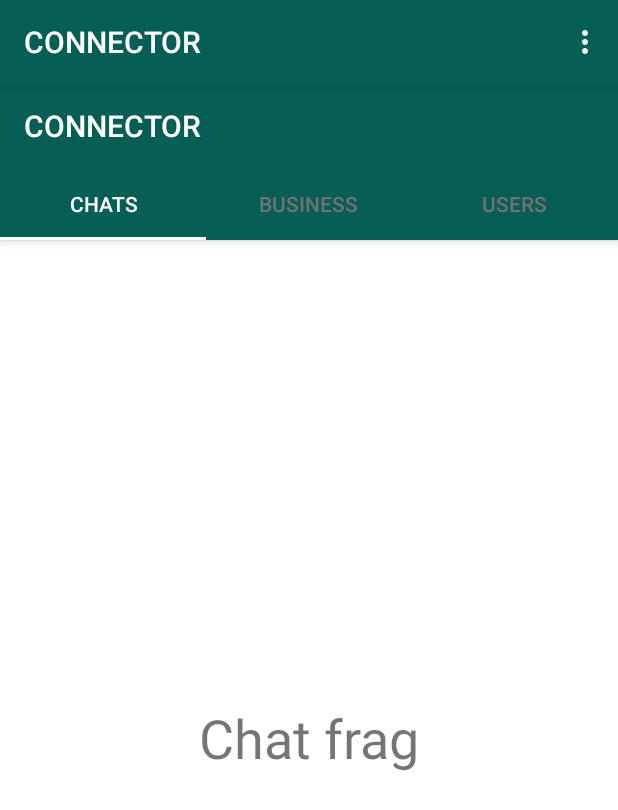
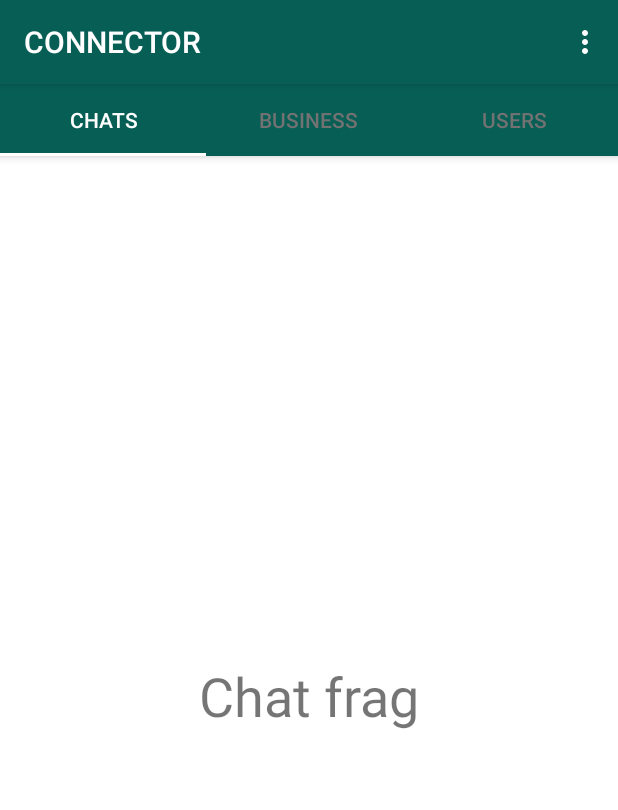
Before and after one commit to satyamsheel/Connector, an Android app: the screen it shows after launch once a user with an empty profile is signed in (mainDashboard), on a phone screen of 412 x 824 dp. Shown: the top 810 px of the screen. Run offline under Robolectric (Android 15) with nearby library versions, the phone set to English and light mode, and no system bars; our stand-ins replace Firebase (no records; nobody signed in at launch, a user with empty details on screens opened directly).

Commit message:
Settings menu layout created

```diff
--- a/app/build.gradle
+++ b/app/build.gradle
@@ -45,6 +45,8 @@ dependencies {
     implementation 'com.google.android.material:material:1.0.0-beta01'
     implementation "androidx.recyclerview:recyclerview:1.1.0"
     implementation "androidx.cardview:cardview:1.0.0"
+    implementation 'de.hdodenhof:circleimageview:3.1.0'
+
 
 
 }
--- a/app/src/main/res/layout/activity_main_dashboard.xml
+++ b/app/src/main/res/layout/activity_main_dashboard.xml
@@ -16,10 +16,7 @@
         android:layout_height="wrap_content"
         android:id="@+id/appBarLayout">
 
-        <include
-            android:id="@+id/main_dashboard_toolbar"
-            layout="@layout/app_bar">
-        </include>
+
 
     <com.google.android.material.tabs.TabLayout
         android:layout_width="match_parent"
--- a/app/src/main/res/menu/main_menu.xml
+++ b/app/src/main/res/menu/main_menu.xml
@@ -4,8 +4,8 @@
 
 
     <item
-        android:title="@string/menu_profile"
-        android:id="@+id/profile_option"
+        android:title="@string/Settings"
+        android:id="@+id/profile_settings"
         app:showAsAction="never"
         />
 
--- a/app/src/main/res/values/colors.xml
+++ b/app/src/main/res/values/colors.xml
@@ -10,8 +10,9 @@
     <color name="colorAccent">#D81B60</color>
 
 
-
     <color name="lightPurple">#BB86fc</color>
     <color name="outline_color">#000000</color>
     <color name="white">#ffffff</color>
+
+    <color name="black_overlay">#66000000</color>
 </resources>
```
Also changed, not shown: app/src/main/AndroidManifest.xml (+14 -7 lines), app/src/main/java/com/connectors/connector/mainDashboard.java (+5 -4 lines), app/src/main/res/values/strings.xml (+5 -2 lines), app/src/main/res/values/styles.xml (+12 -0 lines).
